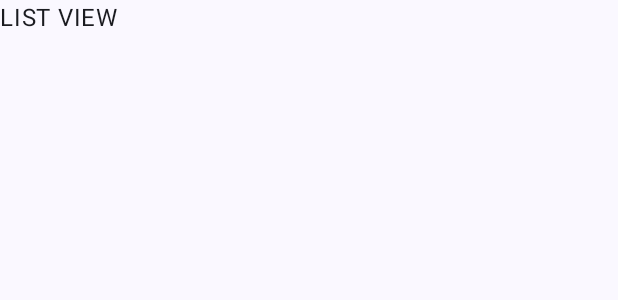
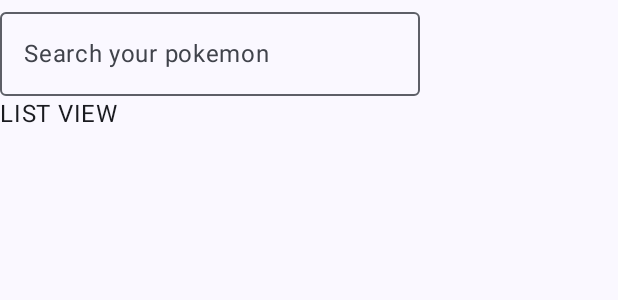
Before and after one commit to ChannVincent/android_pokemon_mvvm_clean, an Android app built with Jetpack Compose: the @Preview function DefaultPreview, on a phone screen of 412 x 824 dp. Shown: the top 300 px of the screen. Run offline under Robolectric (Android 15) with nearby library versions, the phone set to English and light mode, and no system bars; our stand-ins replace Dagger/Hilt's generated code.

Commit message:
P5 : search use case : need flow bugfix

```diff
--- a/app/src/main/java/fr/chann/pokedex/business/PokemonRepository.kt
+++ b/app/src/main/java/fr/chann/pokedex/business/PokemonRepository.kt
@@ -2,12 +2,18 @@ package fr.chann.pokedex.business
 
 import fr.chann.pokedex.data.db.table.PokemonTable
 import kotlinx.coroutines.flow.Flow
+import kotlinx.coroutines.flow.StateFlow
 
 interface PokemonRepository {
 
     val pokemonList: Flow<List<PokemonTable>>
 
+    val searchedPokemonList: StateFlow<List<PokemonTable>>
+
     suspend fun refreshPokemonList()
 
     suspend fun getPokemon(pokemonId: String) : Flow<PokemonTable>
+
+    suspend fun refreshSearchPokemonList(searchTerm: String)
+
 }
--- /dev/null
+++ b/app/src/main/java/fr/chann/pokedex/business/SearchInPokemonListUseCase.kt
@@ -0,0 +1,11 @@
+package fr.chann.pokedex.business
+
+import javax.inject.Inject
+
+class SearchInPokemonListUseCase @Inject constructor(
+    private val repository: PokemonRepository,
+) {
+    suspend fun execute(searchTerm: String) {
+        repository.refreshSearchPokemonList(searchTerm)
+    }
+}
--- a/app/src/main/java/fr/chann/pokedex/data/db/PokemonDAO.kt
+++ b/app/src/main/java/fr/chann/pokedex/data/db/PokemonDAO.kt
@@ -12,6 +12,9 @@ interface PokemonDAO {
     @Query("SELECT * FROM PokemonTable")
     fun getAllPokemon(): Flow<List<PokemonTable>>
 
+    @Query("SELECT * FROM PokemonTable WHERE name LIKE '%' || :searchTerm || '%'")
+    fun getAllSearchedPokemon(searchTerm: String): List<PokemonTable>
+
     @Query("SELECT * FROM PokemonTable WHERE id LIKE :pokemonId LIMIT 1")
     fun getPokemon(pokemonId: String) : Flow<PokemonTable>
 
--- a/app/src/main/java/fr/chann/pokedex/data/repository/PokemonRepositoryAPI.kt
+++ b/app/src/main/java/fr/chann/pokedex/data/repository/PokemonRepositoryAPI.kt
@@ -1,10 +1,16 @@
 package fr.chann.pokedex.data.repository
 
+import android.util.Log
 import fr.chann.pokedex.business.PokemonRepository
 import fr.chann.pokedex.data.db.PokemonDAO
 import fr.chann.pokedex.data.db.table.PokemonTable
 import fr.chann.pokedex.data.network.PokemonService
+import kotlinx.coroutines.Dispatchers
 import kotlinx.coroutines.flow.Flow
+import kotlinx.coroutines.flow.MutableStateFlow
+import kotlinx.coroutines.flow.StateFlow
+import kotlinx.coroutines.flow.flow
+import kotlinx.coroutines.withContext
 import javax.inject.Inject
 
 class PokemonRepositoryAPI @Inject constructor(
@@ -13,6 +19,11 @@ class PokemonRepositoryAPI @Inject constructor(
 ): PokemonRepository {
 
     override val pokemonList: Flow<List<PokemonTable>> = dao.getAllPokemon()
+    private var _searchedPokemonList: MutableStateFlow<List<PokemonTable>> = MutableStateFlow(
+        emptyList()
+    )
+    override val searchedPokemonList: StateFlow<List<PokemonTable>> = _searchedPokemonList
+
 
     override suspend fun refreshPokemonList() {
         try {
@@ -41,4 +52,14 @@ class PokemonRepositoryAPI @Inject constructor(
         return dao.getPokemon(pokemonId)
     }
 
+    override suspend fun refreshSearchPokemonList(searchTerm: String) {
+        withContext(Dispatchers.IO) {
+            _searchedPokemonList.value = dao.getAllSearchedPokemon(searchTerm)
+            Log.e("TEST", _searchedPokemonList.value.toString())
+            Log.e("TEST", "_searchedPokemonList size: " + _searchedPokemonList.value.size)
+            Log.e("TEST", searchedPokemonList.value.toString())
+            Log.e("TEST", "searchedPokemonList size: " + searchedPokemonList.value.size)
+        }
+    }
+
 }
--- a/app/src/main/java/fr/chann/pokedex/di/PokemonRepositoryModule.kt
+++ b/app/src/main/java/fr/chann/pokedex/di/PokemonRepositoryModule.kt
@@ -7,6 +7,7 @@ import dagger.hilt.components.SingletonComponent
 import fr.chann.pokedex.data.db.PokemonDAO
 import fr.chann.pokedex.data.network.PokemonAPIClient
 import fr.chann.pokedex.business.PokemonRepository
+import fr.chann.pokedex.business.SearchInPokemonListUseCase
 import fr.chann.pokedex.data.repository.PokemonRepositoryAPI
 import fr.chann.pokedex.data.network.PokemonService
 
@@ -30,4 +31,9 @@ object PokemonRepositoryModule {
         return pokemonRepositoryAPI
     }
 
+    @Provides
+    fun providesSearchInPokemonListUseCase(repository: PokemonRepository) : SearchInPokemonListUseCase {
+        return SearchInPokemonListUseCase(repository)
+    }
+
 }
--- a/app/src/main/java/fr/chann/pokedex/presentation/event/PokemonListEvent.kt
+++ b/app/src/main/java/fr/chann/pokedex/presentation/event/PokemonListEvent.kt
@@ -4,4 +4,6 @@ sealed class PokemonListEvent {
 
     data object GetAllPokemon : PokemonListEvent()
 
+    data class SearchPokemon(val searchTerm: String) : PokemonListEvent()
+
 }
--- a/app/src/main/java/fr/chann/pokedex/presentation/view/PokemonListView.kt
+++ b/app/src/main/java/fr/chann/pokedex/presentation/view/PokemonListView.kt
@@ -4,35 +4,19 @@ import androidx.compose.runtime.Composable
 import androidx.navigation.NavController
 import androidx.compose.foundation.layout.Column
 import androidx.compose.foundation.layout.PaddingValues
-import androidx.compose.foundation.layout.Row
-import androidx.compose.foundation.layout.fillMaxWidth
-import androidx.compose.foundation.layout.height
-import androidx.compose.foundation.layout.padding
 import androidx.compose.foundation.lazy.LazyColumn
 import androidx.compose.foundation.lazy.items
-import androidx.compose.foundation.shape.CornerSize
-import androidx.compose.foundation.shape.RoundedCornerShape
 import androidx.compose.material3.Text
-import androidx.compose.material3.Card
-import androidx.compose.material3.CardColors
-import androidx.compose.material3.CardElevation
-import androidx.compose.material3.ExperimentalMaterial3Api
-import androidx.compose.material3.MaterialTheme.typography
 import androidx.compose.runtime.LaunchedEffect
 import androidx.compose.runtime.collectAsState
-import androidx.compose.ui.Alignment
-import androidx.compose.ui.Modifier
-import androidx.compose.ui.graphics.Color
 import androidx.compose.ui.unit.dp
 import androidx.hilt.navigation.compose.hiltViewModel
-import com.bumptech.glide.integration.compose.ExperimentalGlideComposeApi
-import com.bumptech.glide.integration.compose.GlideImage
 import fr.chann.pokedex.presentation.event.PokemonListEvent
+import fr.chann.pokedex.presentation.view.component.ListItemA
+import fr.chann.pokedex.presentation.view.component.TextFieldA
 import fr.chann.pokedex.presentation.viewmodel.PokemonListViewModel
-import fr.chann.pokedex.presentation.viewstate.PokemonCardViewState
 import fr.chann.pokedex.presentation.viewstate.PokemonListViewState
 
-@OptIn(ExperimentalGlideComposeApi::class, ExperimentalMaterial3Api::class)
 @Composable
 fun PokemonListView(navController: NavController, viewModel: PokemonListViewModel = hiltViewModel()) {
     LaunchedEffect(Unit) {
@@ -40,6 +24,9 @@ fun PokemonListView(navController: NavController, viewModel: PokemonListViewMode
     }
     val viewState = viewModel.viewState.collectAsState()
     Column {
+        TextFieldA(label = "Search your pokemon", onValueChanged = { newValue ->
+            viewModel.onEvent(PokemonListEvent.SearchPokemon(newValue))
+        })
         Text(text = "LIST VIEW")
         when (val state = viewState.value) {
             is PokemonListViewState.Loading -> Text(text = "Loading")
@@ -50,7 +37,7 @@ fun PokemonListView(navController: NavController, viewModel: PokemonListViewMode
                     items(
                         items = state.pokemonList,
                         itemContent = {
-                            PokemonListItem(pokemon = it, navController = navController)
+                            ListItemA(pokemon = it, navController = navController)
                         })
                 }
             }
@@ -58,28 +45,3 @@ fun PokemonListView(navController: NavController, viewModel: PokemonListViewMode
         }
     }
 }
-
-@OptIn(ExperimentalMaterial3Api::class, ExperimentalGlideComposeApi::class)
-@Composable
-fun PokemonListItem(pokemon: PokemonCardViewState, navController: NavController) {
-    Card(
-        modifier = Modifier.padding(horizontal = 8.dp, vertical = 8.dp).fillMaxWidth(),
-        shape = RoundedCornerShape(corner = CornerSize(16.dp)),
-        onClick = {
-            navController.navigate("pokemon_detail/${pokemon.id}")
-        }
-    ) {
-        Row {
-            Column(
-                modifier = Modifier
-                    .padding(16.dp)
-                    .fillMaxWidth()
-                    .align(Alignment.CenterVertically)
-            ) {
-                Text(text = pokemon.title, style = typography.titleMedium)
-                Text(text = pokemon.description, style = typography.bodyMedium)
-                GlideImage(model = pokemon.image, contentDescription = null, Modifier.height(150.dp))
-            }
-        }
-    }
-}
--- /dev/null
+++ b/app/src/main/java/fr/chann/pokedex/presentation/view/component/TextFieldA.kt
@@ -0,0 +1,22 @@
+package fr.chann.pokedex.presentation.view.component
+
+import androidx.compose.material3.OutlinedTextField
+import androidx.compose.material3.Text
+import androidx.compose.runtime.Composable
+import androidx.compose.runtime.getValue
+import androidx.compose.runtime.mutableStateOf
+import androidx.compose.runtime.remember
+import androidx.compose.runtime.setValue
+
+@Composable
+fun TextFieldA(label: String, onValueChanged : (String) -> Unit) {
+    var text by remember { mutableStateOf("") }
+
+    OutlinedTextField(
+        value = text,
+        onValueChange = { newValue ->
+            text = newValue
+            onValueChanged.invoke(newValue) },
+        label = { Text(label) }
+    )
+}
```
Also changed, not shown: app/src/main/java/fr/chann/pokedex/presentation/view/component/ListItemA.kt (added, +46 -0 lines), app/src/main/java/fr/chann/pokedex/presentation/view/component/ListItemB.kt (added, +46 -0 lines), app/src/main/java/fr/chann/pokedex/presentation/viewmodel/PokemonListViewModel.kt (+26 -0 lines).
